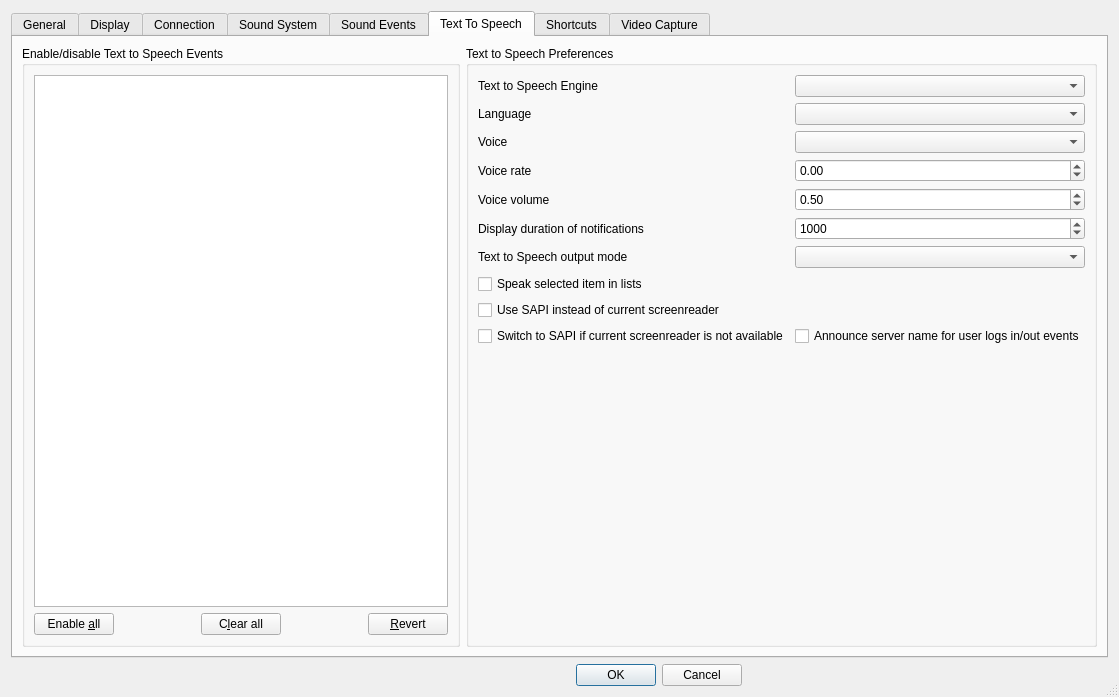
Old version of the form Client/qtTeamTalk/preferences.ui in the repository BearWare/TeamTalk5.
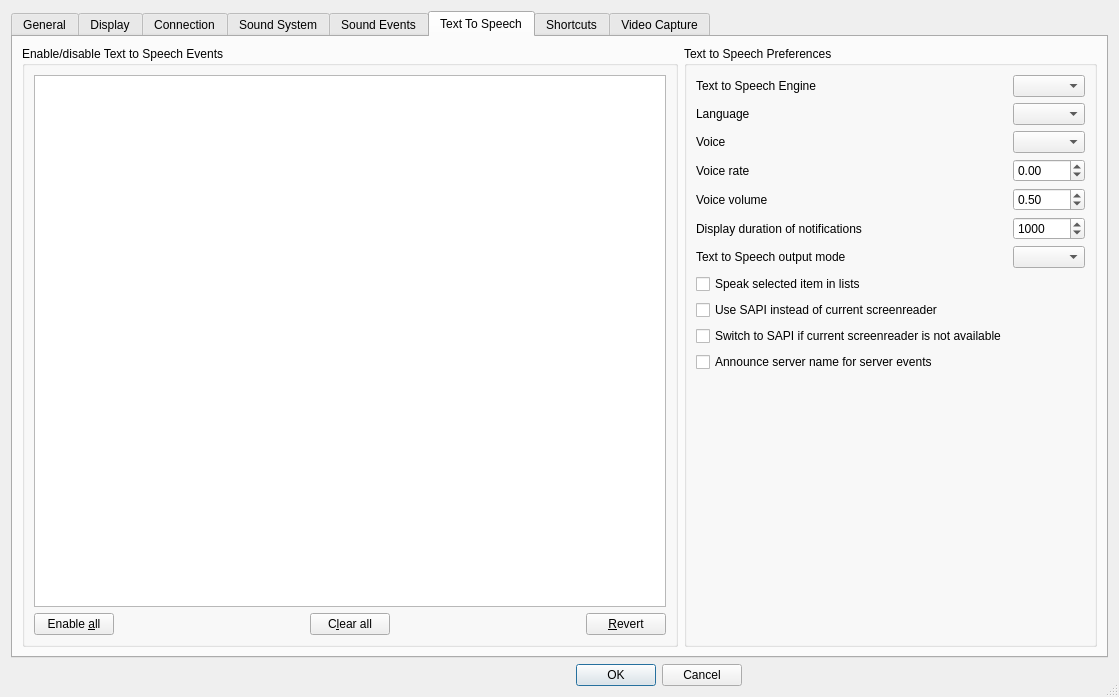
New version of the form. The open tabs and pages were chosen to show the change. Icons and pictures are not drawn. Custom widgets are drawn as their Qt base class.

Commit message:
Option to announce server name for some server related TTS events (#2167)
* Option to announce server name for some server related TTS events

* Enable new option by default and use limitText

Diff of the .ui file:
```diff
--- a/Client/qtTeamTalk/preferences.ui
+++ b/Client/qtTeamTalk/preferences.ui
@@ -2387,10 +2387,10 @@
               </property>
              </widget>
             </item>
-            <item row="10" column="1">
-             <widget class="QCheckBox" name="ttsLogServernameChkBox">
+            <item row="11" column="0">
+             <widget class="QCheckBox" name="ttsSrvNameChkBox">
               <property name="text">
-               <string>Announce server name for user logs in/out events</string>
+               <string>Announce server name for server events</string>
               </property>
              </widget>
             </item>
```
The commit also changes 4 other files.
